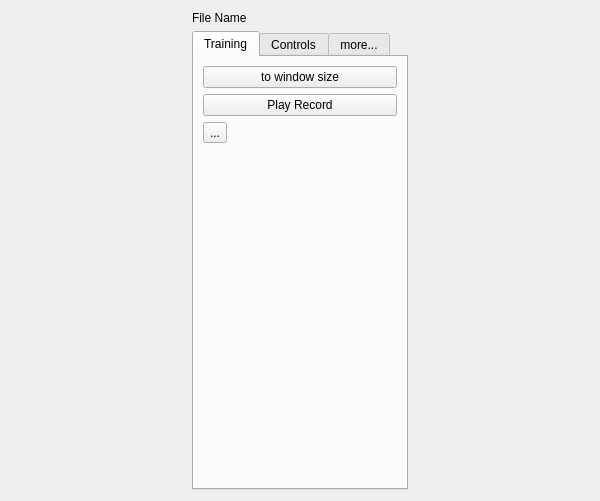
Before: the Qt Designer form graphswindow.ui in zhitko/inton-trainer, drawn with Qt 5.
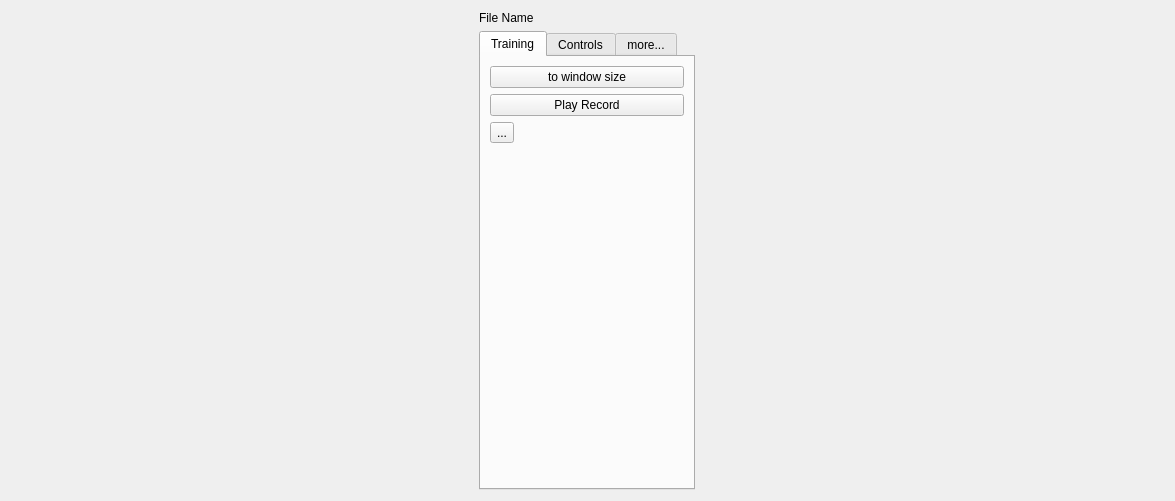
After: the same form once the commit is applied. Icons and pictures are not drawn.

Commit message: #18 Увеличен размен окна вывода графиков

Patch:
```diff
--- a/graphswindow.ui
+++ b/graphswindow.ui
@@ -6,7 +6,7 @@
    <rect>
     <x>0</x>
     <y>0</y>
-    <width>600</width>
+    <width>1175</width>
     <height>501</height>
    </rect>
   </property>
```
